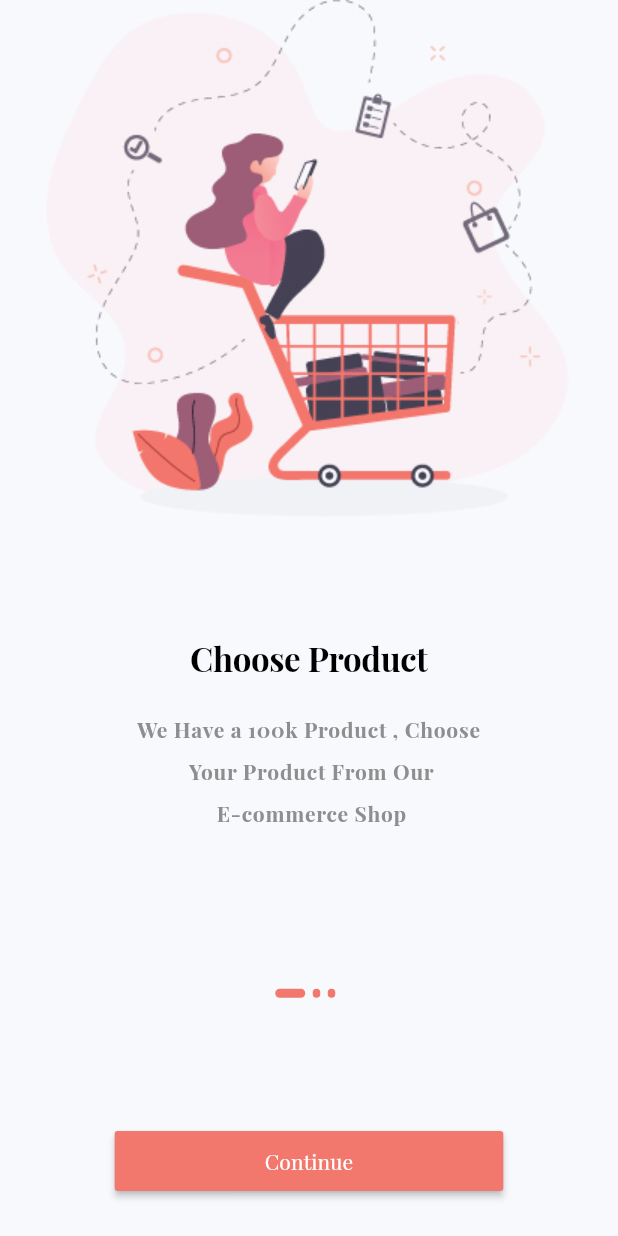
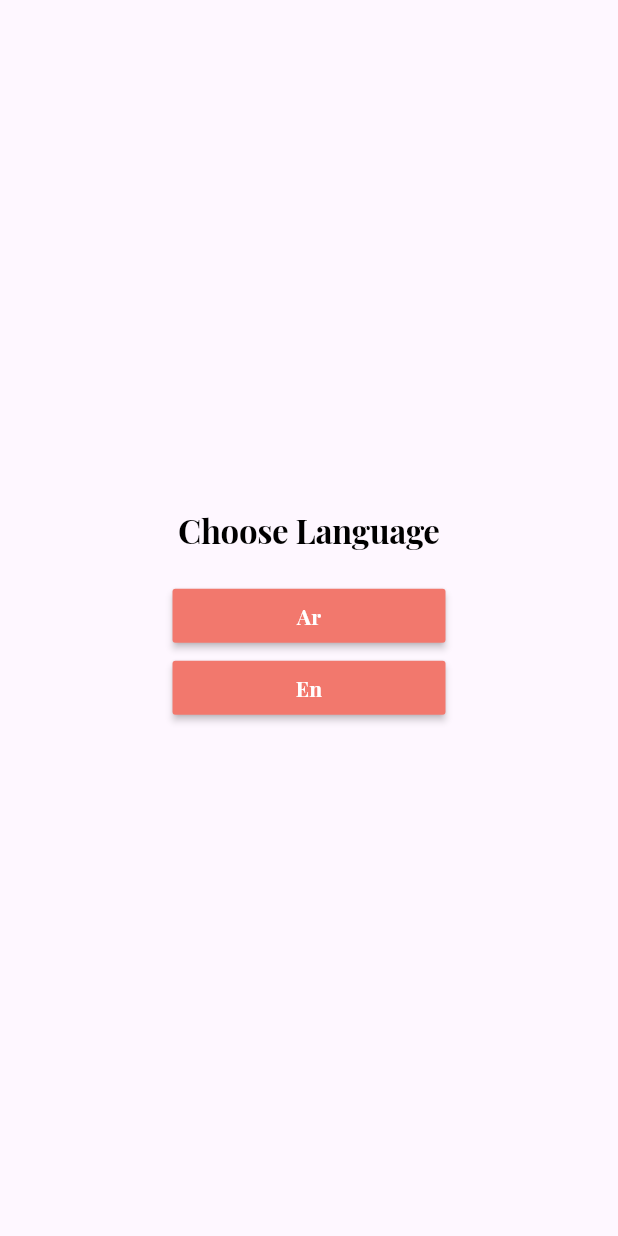
Before and after one commit to mohamadjisri/ecommerce, a Flutter app: the screen it shows after launch, on a phone screen of 412 x 824 dp. Run offline on Flutter 3.47's test engine with Material 3 defaults, Android fonts, the phone set to English and light mode, and no system bars; our stand-ins replace get, shared_preferences; project files that could hold a hidden picture were left out.

Commit message:
12. Language page design

```diff
--- a/lib/core/localization/translation.dart
+++ b/lib/core/localization/translation.dart
@@ -3,7 +3,7 @@ import 'package:get/get_navigation/get_navigation.dart';
 class MyTranslation extends Translations {
   @override
   Map<String, Map<String, String>> get keys => {
-        "ar": {"1": "اهلا"},
-        "en": {"1": "hi "}
+        "ar": {"1": "اختر اللغة"},
+        "en": {"1": "Choose Language "}
       };
 }
--- a/lib/data/datasource/static/static.dart
+++ b/lib/data/datasource/static/static.dart
@@ -5,17 +5,17 @@ List<OnBoardingModel> onBoardingList = [
   OnBoardingModel(
       title: "Choose Product",
       body:
-          "We Have a 100k Product , Choose \n Your Product From Our \n E-commerce Shop",
+          "We Have 100k Product, Choose \n Your Product From Our \n E-commerce Shop",
       image: AppImageAsset.onBoardingImageOne),
   OnBoardingModel(
-      title: "Easy & Safe Payment",
+      title: "Easy And Safe Payment",
       body:
-          "We Have a 100k Product , Choose \n Your Product From Our E-commerce Shop",
+          "We Have 100k Product, Choose \n Your Product From Our E-commerce Shop",
       image: AppImageAsset.onBoardingImageTwo),
   OnBoardingModel(
       title: "Track Your Order",
       body:
-          "We Have a 100k Product , Choose \n Your Product From Our E-commerce Shop",
+          "We Have 100k Product, Choose \n Your Product From Our E-commerce Shop",
       image: AppImageAsset.onBoardingImageThree),
 //  OnBoardingModel(
 //      title: "Fast Delivery",
--- a/lib/main.dart
+++ b/lib/main.dart
@@ -2,6 +2,7 @@ import 'package:ecommerce/core/constant/color.dart';
 import 'package:ecommerce/core/localization/translation.dart';
 import 'package:ecommerce/core/services/services.dart';
 import 'package:ecommerce/routes.dart';
+import 'package:ecommerce/view/screen/language.dart';
 import 'package:ecommerce/view/screen/onboarding.dart';
 import 'package:flutter/material.dart';
 import 'package:get/get.dart';
@@ -36,7 +37,7 @@ class MyApp extends StatelessWidget {
                 fontSize: 14)),
         primarySwatch: Colors.blue,
       ),
-      home: const OnBoarding(),
+      home: const Language(),
       routes: routes,
     );
   }
--- /dev/null
+++ b/lib/view/screen/language.dart
@@ -0,0 +1,26 @@
+import 'package:ecommerce/core/constant/color.dart';
+import 'package:ecommerce/view/widget/language/custombuttonlang.dart';
+import 'package:flutter/material.dart';
+import 'package:path/path.dart';
+
+class Language extends StatelessWidget {
+  const Language({super.key});
+
+  @override
+  Widget build(BuildContext context) {
+    return Scaffold(
+      body: Container(
+          padding: const EdgeInsets.all(15),
+          child: Column(
+            mainAxisAlignment: MainAxisAlignment.center,
+            children: [
+              Text("Choose Language",
+                  style: Theme.of(context).textTheme.displayLarge),
+              const SizedBox(height: 20),
+              CustomButtomLang(textbuttom: "Ar", onPressed: () {}),
+              CustomButtomLang(textbuttom: "En", onPressed: () {}),
+            ],
+          )),
+    );
+  }
+}
--- /dev/null
+++ b/lib/view/widget/language/custombuttonlang.dart
@@ -0,0 +1,25 @@
+import 'package:ecommerce/core/constant/color.dart';
+import 'package:flutter/material.dart';
+
+class CustomButtomLang extends StatelessWidget {
+  final String textbuttom;
+  final void Function()? onPressed;
+  const CustomButtomLang({super.key, required this.textbuttom, this.onPressed});
+
+  @override
+  Widget build(BuildContext context) {
+    return Container(
+      padding: const EdgeInsets.symmetric(horizontal: 100),
+      width: double.infinity,
+      child: MaterialButton(
+        color: AppColor.primaryColor,
+        textColor: Colors.white,
+        onPressed: onPressed,
+        child: Text(
+          textbuttom,
+          style: const TextStyle(fontWeight: FontWeight.bold),
+        ),
+      ),
+    );
+  }
+}
```
Also changed, not shown: lib/core/services/services.dart (+5 -15 lines).
